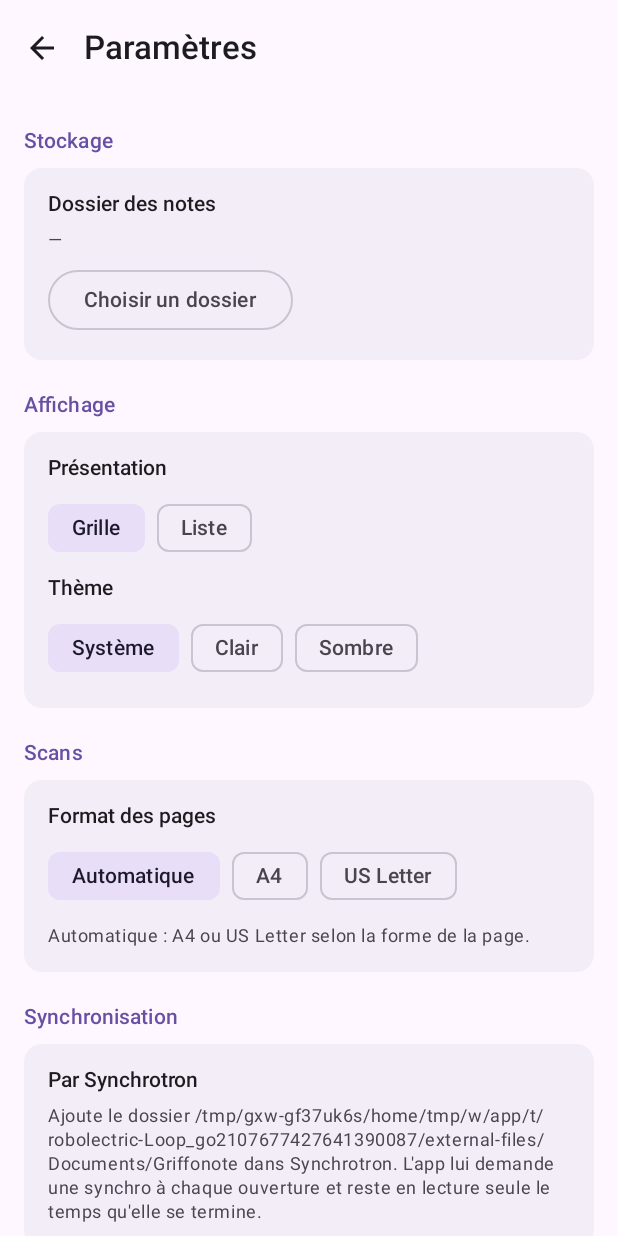
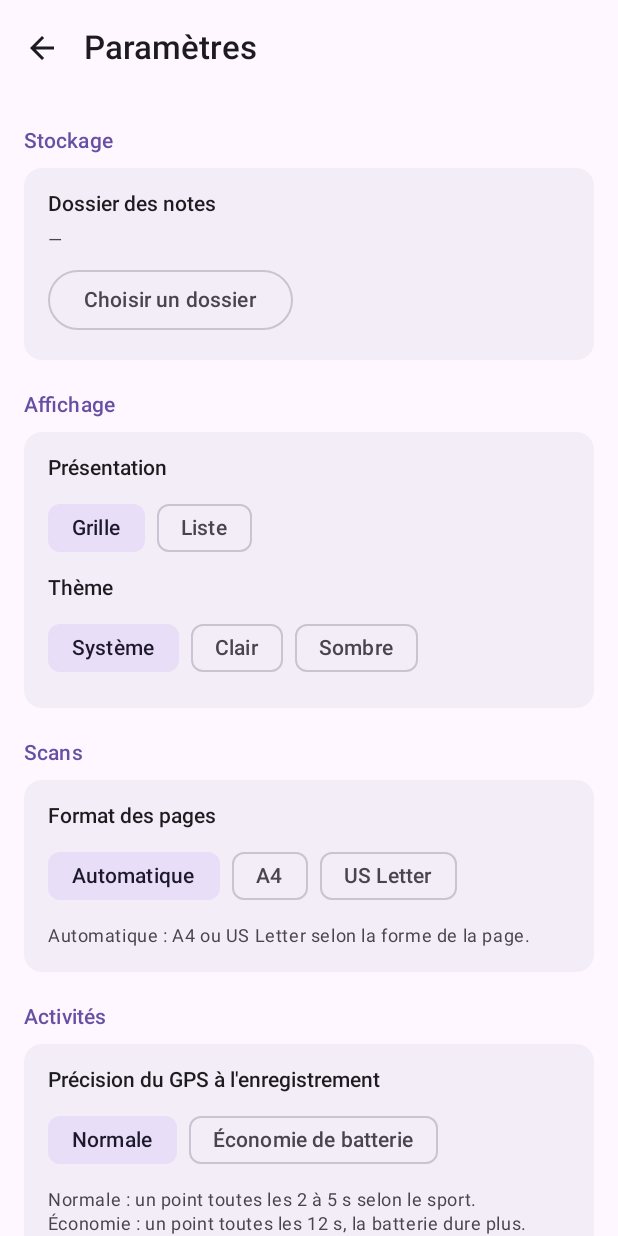
Before and after one commit to KrustyLeBot/Griffonote, an Android app built with Jetpack Compose: the composable SettingsScreen shown on its own in the app's theme, on a phone screen of 412 x 824 dp. Run offline under Robolectric (Android 15) with nearby library versions, the phone set to English and light mode, and no system bars; 1 statement that could not run was skipped.

Commit message:
Activities: GPS precision in Settings, notification action icons
Co-Authored-By: Claude Sonnet 5.5 <noreply@anthropic.com>
Claude-Session: https://claude.ai/code/session_01VBfqQxt5s9wj3HLU7zdY62

```diff
--- a/app/src/main/java/app/griffonote/ui/SettingsScreen.kt
+++ b/app/src/main/java/app/griffonote/ui/SettingsScreen.kt
@@ -92,6 +92,18 @@ fun SettingsScreen(vm: MainViewModel, onPickFolder: () -> Unit) {
                 SettingsHint("Automatique : A4 ou US Letter selon la forme de la page.")
             }
 
+            SectionTitle("Activités")
+            SettingsCard {
+                var mode by androidx.compose.runtime.remember { androidx.compose.runtime.mutableStateOf(vm.settings.gpsMode) }
+                Text("Précision du GPS à l'enregistrement", fontWeight = FontWeight.SemiBold)
+                Row(horizontalArrangement = Arrangement.spacedBy(8.dp)) {
+                    app.griffonote.GpsMode.values().forEach { m ->
+                        FilterChip(mode == m, { mode = m; vm.settings.gpsMode = m }, { Text(m.label) })
+                    }
+                }
+                SettingsHint("Normale : un point toutes les 2 à 5 s selon le sport. Économie : un point toutes les 12 s, la batterie dure plus.")
+            }
+
             if (vm.settings.storage is StorageConfig.Default) SyncSettings(Settings.defaultDir().path)
             UpdateSettings(vm.updates)
             AboutSettings("Griffonote ${BuildConfig.VERSION_NAME}", "Des notes en Markdown, une par fichier, lisibles par n'importe quel éditeur.")
```
Also changed, not shown: app/src/main/java/app/griffonote/record/RecordingService.kt (+7 -4 lines).
